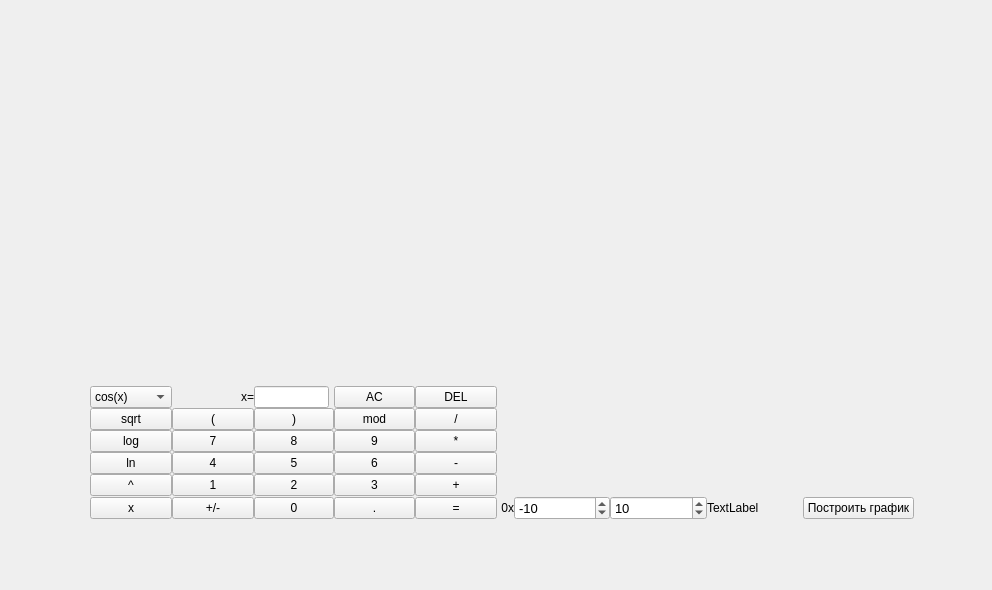
This is src/Front/mainwindow.ui in Wenzar/SmartCalc-v1.0 as Qt 5 draws it before an edit. The edited form follows.
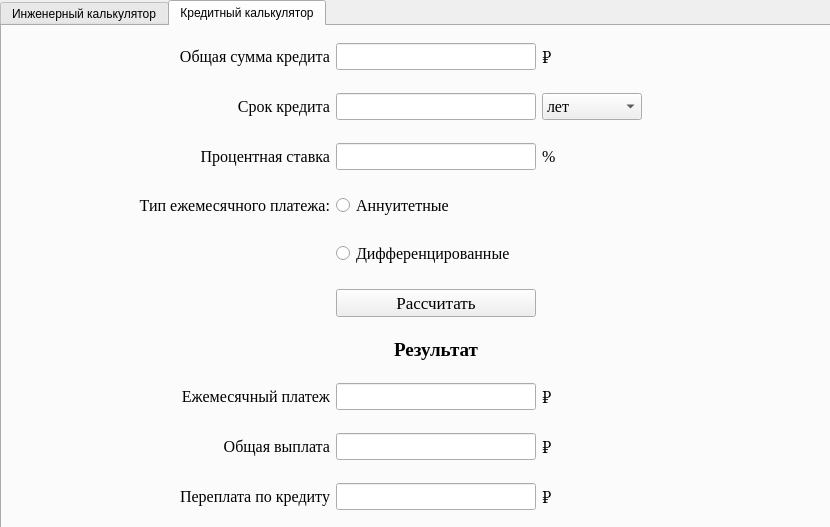
This is the edited form. Custom widgets are drawn as their Qt base class.

Commit message: add credit calc

What changed in the file:
```diff
--- a/src/Front/mainwindow.ui
+++ b/src/Front/mainwindow.ui
@@ -6,14 +6,20 @@
    <rect>
     <x>0</x>
     <y>0</y>
-    <width>992</width>
-    <height>590</height>
+    <width>830</width>
+    <height>527</height>
    </rect>
   </property>
   <property name="minimumSize">
    <size>
-    <width>400</width>
-    <height>400</height>
+    <width>830</width>
+    <height>527</height>
+   </size>
+  </property>
+  <property name="maximumSize">
+   <size>
+    <width>830</width>
+    <height>527</height>
    </size>
   </property>
   <property name="tabletTracking">
@@ -26,13 +32,29 @@
    <enum>QTabWidget::Triangular</enum>
   </property>
   <widget class="QWidget" name="centralwidget">
+   <widget class="QTabWidget" name="tabWidget">
+    <property name="geometry">
+     <rect>
+      <x>0</x>
+      <y>0</y>
+      <width>831</width>
+      <height>531</height>
+     </rect>
+    </property>
+    <property name="currentIndex">
+     <number>1</number>
+    </property>
+    <widget class="QWidget" name="tab">
+     <attribute name="title">
+      <string>Инженерный калькулятор</string>
+     </attribute>
    <widget class="QWidget" name="gridLayoutWidget">
     <property name="geometry">
      <rect>
-      <x>90</x>
-      <y>95</y>
-      <width>824</width>
-      <height>425</height>
+        <x>0</x>
+        <y>0</y>
+        <width>821</width>
+        <height>501</height>
      </rect>
     </property>
     <layout class="QGridLayout" name="gridLayout" rowstretch="0,0,0,0,0,0,0" columnstretch="0,0,0,0,0,0,0,0,0,0">
@@ -462,6 +484,514 @@
       </widget>
      </item>
     </layout>
+     </widget>
+    </widget>
+    <widget class="QWidget" name="credit_calc">
+     <attribute name="title">
+      <string>Кредитный калькулятор</string>
+     </attribute>
+     <widget class="QWidget" name="gridLayoutWidget_2">
+      <property name="geometry">
+       <rect>
+        <x>0</x>
+        <y>0</y>
+        <width>821</width>
+        <height>501</height>
+       </rect>
+      </property>
+      <layout class="QGridLayout" name="gridLayout_2" rowstretch="0,0,0,0,0,0,0,0,0,0,0,0,0">
+       <property name="horizontalSpacing">
+        <number>6</number>
+       </property>
+       <item row="11" column="1">
+        <widget class="QLineEdit" name="total_payout">
+         <property name="maximumSize">
+          <size>
+           <width>200</width>
+           <height>16777215</height>
+          </size>
+         </property>
+         <property name="font">
+          <font>
+           <family>Times New Roman</family>
+           <pointsize>12</pointsize>
+          </font>
+         </property>
+        </widget>
+       </item>
+       <item row="2" column="1">
+        <widget class="QLineEdit" name="percentage_rate">
+         <property name="maximumSize">
+          <size>
+           <width>200</width>
+           <height>16777215</height>
+          </size>
+         </property>
+         <property name="font">
+          <font>
+           <family>Times New Roman</family>
+           <pointsize>12</pointsize>
+          </font>
+         </property>
+        </widget>
+       </item>
+       <item row="0" column="0">
+        <widget class="QLabel" name="label">
+         <property name="sizePolicy">
+          <sizepolicy hsizetype="Preferred" vsizetype="Preferred">
+           <horstretch>0</horstretch>
+           <verstretch>0</verstretch>
+          </sizepolicy>
+         </property>
+         <property name="maximumSize">
+          <size>
+           <width>16777215</width>
+           <height>20</height>
+          </size>
+         </property>
+         <property name="font">
+          <font>
+           <family>Times New Roman</family>
+           <pointsize>12</pointsize>
+           <weight>50</weight>
+           <bold>false</bold>
+           <kerning>true</kerning>
+          </font>
+         </property>
+         <property name="layoutDirection">
+          <enum>Qt::LeftToRight</enum>
+         </property>
+         <property name="text">
+          <string>Общая сумма кредита</string>
+         </property>
+         <property name="textFormat">
+          <enum>Qt::AutoText</enum>
+         </property>
+         <property name="alignment">
+          <set>Qt::AlignRight|Qt::AlignTrailing|Qt::AlignVCenter</set>
+         </property>
+        </widget>
+       </item>
+       <item row="10" column="1">
+        <widget class="QLineEdit" name="monthly_payment">
+         <property name="maximumSize">
+          <size>
+           <width>200</width>
+           <height>16777215</height>
+          </size>
+         </property>
+         <property name="font">
+          <font>
+           <family>Times New Roman</family>
+           <pointsize>12</pointsize>
+          </font>
+         </property>
+        </widget>
+       </item>
+       <item row="11" column="0">
+        <widget class="QLabel" name="label_10">
+         <property name="font">
+          <font>
+           <family>Times New Roman</family>
+           <pointsize>12</pointsize>
+          </font>
+         </property>
+         <property name="frameShadow">
+          <enum>QFrame::Plain</enum>
+         </property>
+         <property name="lineWidth">
+          <number>1</number>
+         </property>
+         <property name="text">
+          <string> Общая выплата</string>
+         </property>
+         <property name="alignment">
+          <set>Qt::AlignRight|Qt::AlignTrailing|Qt::AlignVCenter</set>
+         </property>
+        </widget>
+       </item>
+       <item row="1" column="0">
+        <widget class="QLabel" name="label_4">
+         <property name="font">
+          <font>
+           <family>Times New Roman</family>
+           <pointsize>12</pointsize>
+           <weight>50</weight>
+           <bold>false</bold>
+           <kerning>true</kerning>
+          </font>
+         </property>
+         <property name="layoutDirection">
+          <enum>Qt::LeftToRight</enum>
+         </property>
+         <property name="text">
+          <string>Cрок кредита</string>
+         </property>
+         <property name="textFormat">
+          <enum>Qt::AutoText</enum>
+         </property>
+         <property name="alignment">
+          <set>Qt::AlignRight|Qt::AlignTrailing|Qt::AlignVCenter</set>
+         </property>
+        </widget>
+       </item>
+       <item row="0" column="2">
+        <widget class="QLabel" name="label_14">
+         <property name="font">
+          <font>
+           <family>Times New Roman</family>
+           <pointsize>12</pointsize>
+          </font>
+         </property>
+         <property name="text">
+          <string>₽</string>
+         </property>
+        </widget>
+       </item>
+       <item row="1" column="1">
+        <widget class="QLineEdit" name="loan_period">
+         <property name="maximumSize">
+          <size>
+           <width>200</width>
+           <height>16777215</height>
+          </size>
+         </property>
+         <property name="font">
+          <font>
+           <family>Times New Roman</family>
+           <pointsize>12</pointsize>
+          </font>
+         </property>
+        </widget>
+       </item>
+       <item row="7" column="1">
+        <widget class="QPushButton" name="pushButton_calculate_credit">
+         <property name="maximumSize">
+          <size>
+           <width>200</width>
+           <height>16777215</height>
+          </size>
+         </property>
+         <property name="font">
+          <font>
+           <family>Times New Roman</family>
+           <pointsize>13</pointsize>
+          </font>
+         </property>
+         <property name="text">
+          <string>Рассчитать</string>
+         </property>
+         <property name="autoDefault">
+          <bool>false</bool>
+         </property>
+        </widget>
+       </item>
+       <item row="12" column="0">
+        <widget class="QLabel" name="label_9">
+         <property name="font">
+          <font>
+           <family>Times New Roman</family>
+           <pointsize>12</pointsize>
+          </font>
+         </property>
+         <property name="text">
+          <string>Переплата по кредиту</string>
+         </property>
+         <property name="alignment">
+          <set>Qt::AlignRight|Qt::AlignTrailing|Qt::AlignVCenter</set>
+         </property>
+        </widget>
+       </item>
+       <item row="2" column="2">
+        <widget class="QLabel" name="label_16">
+         <property name="font">
+          <font>
+           <family>Times New Roman</family>
+           <pointsize>12</pointsize>
+          </font>
+         </property>
+         <property name="text">
+          <string>%</string>
+         </property>
+         <property name="alignment">
+          <set>Qt::AlignLeading|Qt::AlignLeft|Qt::AlignVCenter</set>
+         </property>
+        </widget>
+       </item>
+       <item row="11" column="2">
+        <widget class="QLabel" name="label_12">
+         <property name="font">
+          <font>
+           <family>Times New Roman</family>
+           <pointsize>12</pointsize>
+          </font>
+         </property>
+         <property name="text">
+          <string>₽</string>
+         </property>
+        </widget>
+       </item>
+       <item row="12" column="1">
+        <widget class="QLineEdit" name="overpayment_loan">
+         <property name="maximumSize">
+          <size>
+           <width>200</width>
+           <height>16777215</height>
+          </size>
+         </property>
+         <property name="font">
+          <font>
+           <family>Times New Roman</family>
+           <pointsize>12</pointsize>
+          </font>
+         </property>
+        </widget>
+       </item>
+       <item row="10" column="0">
+        <widget class="QLabel" name="label_8">
+         <property name="maximumSize">
+          <size>
+           <width>16777215</width>
+           <height>20</height>
+          </size>
+         </property>
+         <property name="font">
+          <font>
+           <family>Times New Roman</family>
+           <pointsize>12</pointsize>
+          </font>
+         </property>
+         <property name="text">
+          <string> Ежемесячный платеж</string>
+         </property>
+         <property name="alignment">
+          <set>Qt::AlignRight|Qt::AlignTrailing|Qt::AlignVCenter</set>
+         </property>
+        </widget>
+       </item>
+       <item row="3" column="0">
+        <widget class="QLabel" name="label_17">
+         <property name="sizePolicy">
+          <sizepolicy hsizetype="Preferred" vsizetype="Preferred">
+           <horstretch>0</horstretch>
+           <verstretch>0</verstretch>
+          </sizepolicy>
+         </property>
+         <property name="maximumSize">
+          <size>
+           <width>16777215</width>
+           <height>20</height>
+          </size>
+         </property>
+         <property name="font">
+          <font>
+           <family>Times New Roman</family>
+           <pointsize>12</pointsize>
+           <weight>50</weight>
+           <bold>false</bold>
+           <kerning>true</kerning>
+          </font>
+         </property>
+         <property name="layoutDirection">
+          <enum>Qt::LeftToRight</enum>
+         </property>
+         <property name="text">
+          <string>Тип ежемесячного платежа:</string>
+         </property>
+         <property name="textFormat">
+          <enum>Qt::AutoText</enum>
+         </property>
+         <property name="alignment">
+          <set>Qt::AlignRight|Qt::AlignTrailing|Qt::AlignVCenter</set>
+         </property>
+        </widget>
+       </item>
+       <item row="4" column="1">
+        <widget class="QRadioButton" name="differentiated">
+         <property name="font">
+          <font>
+           <family>Times New Roman</family>
+           <pointsize>12</pointsize>
+          </font>
+         </property>
+         <property name="text">
+          <string>Дифференцированные</string>
+         </property>
+        </widget>
+       </item>
+       <item row="2" column="0">
+        <widget class="QLabel" name="label_7">
+         <property name="maximumSize">
+          <size>
+           <width>16777215</width>
+           <height>20</height>
+          </size>
+         </property>
+         <property name="font">
+          <font>
+           <family>Times New Roman</family>
+           <pointsize>12</pointsize>
+           <weight>50</weight>
+           <bold>false</bold>
+           <kerning>true</kerning>
+          </font>
+         </property>
+         <property name="layoutDirection">
+          <enum>Qt::LeftToRight</enum>
+         </property>
+         <property name="autoFillBackground">
+          <bool>false</bool>
+         </property>
+         <property name="text">
+          <string>Процентная ставка</string>
+         </property>
+         <property name="alignment">
+          <set>Qt::AlignRight|Qt::AlignTrailing|Qt::AlignVCenter</set>
+         </property>
+        </widget>
+       </item>
+       <item row="0" column="1">
+        <widget class="QLineEdit" name="credit_sum">
+         <property name="maximumSize">
+          <size>
+           <width>200</width>
+           <height>16777215</height>
+          </size>
+         </property>
+         <property name="font">
+          <font>
+           <family>Times New Roman</family>
+           <pointsize>12</pointsize>
+          </font>
+         </property>
+        </widget>
+       </item>
+       <item row="7" column="2">
+        <widget class="QLabel" name="credit_error">
+         <property name="font">
+          <font>
+           <family>Times New Roman</family>
+           <pointsize>12</pointsize>
+           <weight>75</weight>
+           <bold>true</bold>
+          </font>
+         </property>
+         <property name="text">
+          <string/>
+         </property>
+        </widget>
+       </item>
+       <item row="3" column="1">
+        <widget class="QRadioButton" name="annuities">
+         <property name="font">
+          <font>
+           <family>Times New Roman</family>
+           <pointsize>12</pointsize>
+          </font>
+         </property>
+         <property name="text">
+          <string>Аннуитетные</string>
+         </property>
+        </widget>
+       </item>
+       <item row="1" column="2">
+        <widget class="QComboBox" name="credit_period_choice">
+         <property name="maximumSize">
+          <size>
+           <width>100</width>
+           <height>16777215</height>
+          </size>
+         </property>
+         <property name="font">
+          <font>
+           <family>Times New Roman</family>
+           <pointsize>12</pointsize>
+          </font>
+         </property>
+         <property name="iconSize">
+          <size>
+           <width>16</width>
+           <height>16</height>
+          </size>
+         </property>
+         <item>
+          <property name="text">
+           <string>лет</string>
+          </property>
+         </item>
+         <item>
+          <property name="text">
+           <string>месяцев</string>
+          </property>
+         </item>
+        </widget>
+       </item>
+       <item row="8" column="1">
+        <widget class="QLabel" name="label_11">
+         <property name="maximumSize">
+          <size>
+           <width>16777215</width>
+           <height>20</height>
+          </size>
+         </property>
+         <property name="font">
+          <font>
+           <family>Times New Roman</family>
+           <pointsize>14</pointsize>
+           <weight>75</weight>
+           <bold>true</bold>
+          </font>
+         </property>
+         <property name="text">
+          <string>Результат</string>
+         </property>
+         <property name="alignment">
+          <set>Qt::AlignCenter</set>
+         </property>
+        </widget>
+       </item>
+       <item row="10" column="2">
+        <widget class="QLabel" name="label_13">
+         <property name="font">
+          <font>
+           <family>Times New Roman</family>
+           <pointsize>12</pointsize>
+          </font>
+         </property>
+         <property name="text">
+          <string>₽</string>
+         </property>
+        </widget>
+       </item>
+       <item row="12" column="2">
+        <widget class="QLabel" name="label_18">
+         <property name="font">
+          <font>
+           <family>Times New Roman</family>
+           <pointsize>12</pointsize>
+          </font>
+         </property>
+         <property name="text">
+          <string>₽</string>
+         </property>
+        </widget>
+       </item>
+       <item row="1" column="3">
+        <widget class="QLabel" name="label_15">
+         <property name="maximumSize">
+          <size>
+           <width>175</width>
+           <height>16777215</height>
+          </size>
+         </property>
+         <property name="text">
+          <string/>
+         </property>
+        </widget>
+       </item>
+      </layout>
+     </widget>
+    </widget>
    </widget>
   </widget>
  </widget>
```
Left out of the diff: 2 changed lines with no effect on the pictures. Lines whose indentation alone changed are shown as unchanged. The commit also changes 14 other files.
